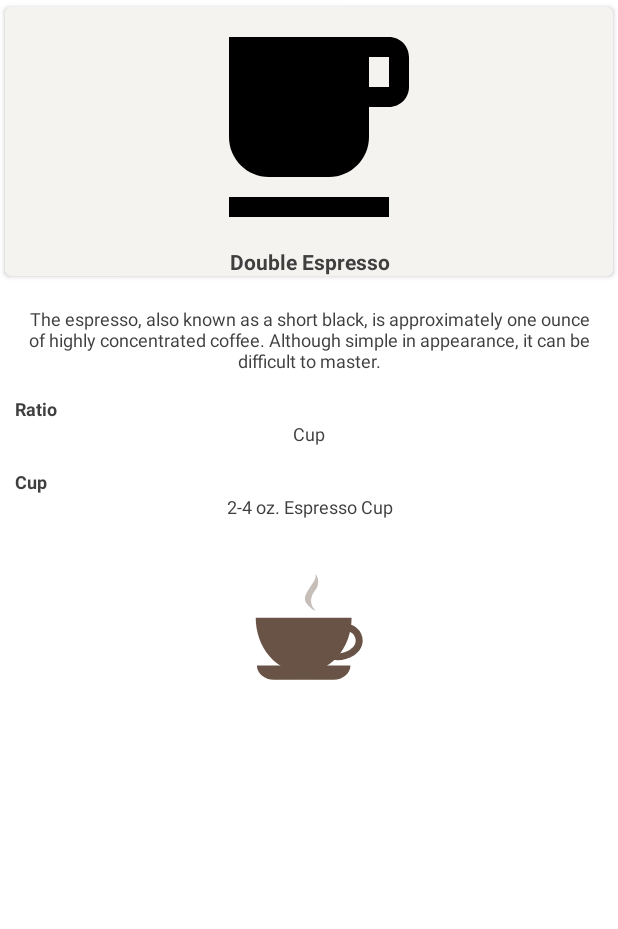
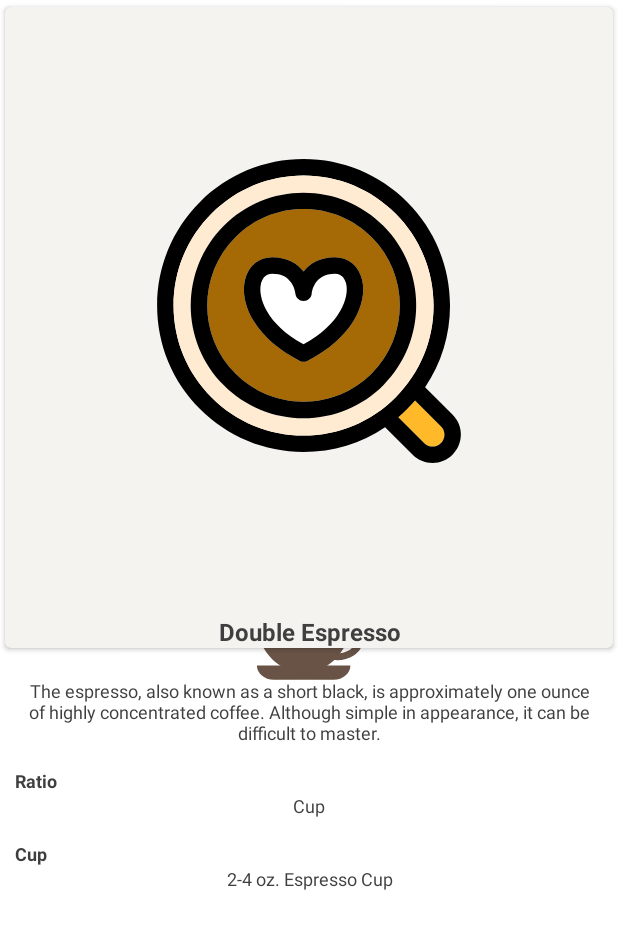
Before and after one commit to ranieripieper/android-sample-mvvm-coffee-drinks, an Android app: the layout fragment_coffee_drink_detail.xml on its own in the app's theme, with its tools: preview values and no code run, on a phone screen of 412 x 824 dp. Shown: the top 929 px of the screen. Run offline under Robolectric (Android 15) with nearby library versions, the phone set to English and light mode, and no system bars.

Commit message:
Replace coffee images

```diff
--- a/app/build.gradle
+++ b/app/build.gradle
@@ -27,7 +27,7 @@ android {
     }
 
     applicationVariants.all { variant ->
-        buildConfigField "String", "API_URL", "\"http://10.0.2.2:3000/\""
+        buildConfigField "String", "API_URL", "\"https://raw.githubusercontent.com/\""
     }
 
     compileOptions {
--- a/app/src/main/java/me/ranieripieper/android/coffee/feature/drinks/network/CoffeeDrinkApi.kt
+++ b/app/src/main/java/me/ranieripieper/android/coffee/feature/drinks/network/CoffeeDrinkApi.kt
@@ -6,7 +6,7 @@ import retrofit2.http.GET
 
 interface CoffeeDrinkApi {
 
-    @GET("ranieripieper/android-sample-coffee-mvvm/master/sample_api_coffee.json")
+    @GET("ranieripieper/android-sample-coffee-mvvm/feature/coffee-drinks/sample_api_coffee.json")
     fun getCoofeeDrinks(
     ): Deferred<List<CoffeeDrink>>
 }
--- a/app/src/main/res/drawable/ic_placeholder.xml
+++ b/app/src/main/res/drawable/ic_placeholder.xml
@@ -1,9 +1,33 @@
 <vector xmlns:android="http://schemas.android.com/apk/res/android"
-        android:width="24dp"
-        android:height="24dp"
-        android:viewportWidth="24.0"
-        android:viewportHeight="24.0">
-    <path
-        android:fillColor="#FF000000"
-        android:pathData="M20,3L4,3v10c0,2.21 1.79,4 4,4h6c2.21,0 4,-1.79 4,-4v-3h2c1.11,0 2,-0.9 2,-2L22,5c0,-1.11 -0.89,-2 -2,-2zM20,8h-2L18,5h2v3zM4,19h16v2L4,21z"/>
+    android:width="296.097dp"
+    android:height="296.097dp"
+    android:viewportWidth="296.097"
+    android:viewportHeight="296.097">
+    <group
+        android:pivotX="148.048"
+        android:pivotY="148.048"
+        android:scaleX="0.5"
+        android:scaleY="0.5">
+        <path
+            android:fillColor="#FFB929"
+            android:pathData="M251.356,235.134c-2.457,2.876 -5.032,5.673 -7.736,8.377c-2.773,2.773 -5.645,5.409 -8.598,7.923l25.342,25.341c2.142,2.142 4.99,3.322 8.02,3.322s5.878,-1.181 8.021,-3.322l0.277,-0.277c4.421,-4.422 4.421,-11.617 -0.001,-16.04L251.356,235.134z" />
+        <path
+            android:fillColor="#FF000000"
+            android:pathData="M287.994,249.143l-26.857,-26.855c15.776,-23.345 24.261,-50.84 24.261,-79.643c0,-38.102 -14.837,-73.924 -41.779,-100.866C216.677,14.838 180.856,0 142.753,0C104.652,0 68.829,14.838 41.887,41.779C14.946,68.723 0.108,104.544 0.108,142.645c0,38.102 14.839,73.923 41.781,100.864c26.941,26.943 62.763,41.781 100.865,41.781c28.702,0 56.108,-8.424 79.401,-24.096l26.895,26.895c5.166,5.163 12.031,8.007 19.333,8.007c7.303,0 14.168,-2.844 19.333,-8.008l0.278,-0.277C298.654,277.151 298.654,259.806 287.994,249.143zM276.681,276.497l-0.277,0.277c-2.143,2.142 -4.991,3.322 -8.021,3.322s-5.878,-1.181 -8.02,-3.322l-25.342,-25.341c2.953,-2.514 5.825,-5.15 8.598,-7.923c2.704,-2.704 5.279,-5.501 7.736,-8.377l25.324,25.323C281.102,264.88 281.102,272.075 276.681,276.497zM232.305,53.094c23.921,23.92 37.094,55.724 37.094,89.552s-13.173,65.632 -37.094,89.551c-23.92,23.921 -55.723,37.095 -89.551,37.095c-33.828,0 -65.632,-13.174 -89.551,-37.095c-23.921,-23.92 -37.096,-55.724 -37.096,-89.552c0,-33.827 13.173,-65.631 37.094,-89.551C77.121,29.173 108.925,16 142.753,16C176.581,16 208.385,29.173 232.305,53.094z" />
+        <path
+            android:fillColor="#FFEBD2"
+            android:pathData="M16.108,142.645c0,33.828 13.175,65.632 37.096,89.552c23.919,23.921 55.723,37.095 89.551,37.095c33.828,0 65.631,-13.174 89.551,-37.095c23.921,-23.919 37.094,-55.723 37.094,-89.551s-13.173,-65.632 -37.094,-89.552C208.385,29.173 176.581,16 142.753,16c-33.828,0 -65.632,13.173 -89.552,37.094C29.281,77.014 16.108,108.817 16.108,142.645zM142.754,32.806c29.34,0 56.924,11.425 77.67,32.17c42.826,42.828 42.825,112.514 -0.001,155.342c-20.746,20.744 -48.329,32.169 -77.669,32.169c-29.34,0 -56.924,-11.425 -77.67,-32.17c-42.826,-42.827 -42.827,-112.513 -0.002,-155.34C85.829,44.23 113.413,32.806 142.754,32.806z" />
+        <path
+            android:fillColor="#A56905"
+            android:pathData="M76.399,209.002c17.724,17.724 41.289,27.484 66.355,27.484s48.631,-9.761 66.355,-27.483c36.588,-36.589 36.589,-96.124 0.001,-132.714c-17.724,-17.723 -41.29,-27.483 -66.356,-27.483S94.121,58.566 76.396,76.29C39.809,112.879 39.81,172.414 76.399,209.002zM85.69,117.771c3.251,-13.599 13.432,-22.046 26.568,-22.046c14.954,0 24.595,6.265 30.495,13.9c5.9,-7.636 15.541,-13.9 30.495,-13.9c13.137,0 23.317,8.447 26.568,22.046c5.322,22.263 -9.132,56.458 -53.445,78.931c-1.137,0.577 -2.378,0.865 -3.618,0.865c-1.24,0 -2.482,-0.288 -3.618,-0.865c-20.077,-10.182 -35.634,-23.619 -44.986,-38.857C85.899,144.4 82.816,129.794 85.69,117.771z" />
+        <path
+            android:fillColor="#FF000000"
+            android:pathData="M65.084,220.316c20.746,20.745 48.33,32.17 77.67,32.17c29.34,0 56.923,-11.425 77.669,-32.169c42.826,-42.828 42.827,-112.514 0.001,-155.342c-20.746,-20.745 -48.33,-32.17 -77.67,-32.17c-29.341,0 -56.925,11.425 -77.672,32.171C22.257,107.804 22.258,177.489 65.084,220.316zM209.111,76.289c36.588,36.59 36.587,96.125 -0.001,132.714c-17.725,17.723 -41.289,27.483 -66.355,27.483s-48.632,-9.761 -66.355,-27.484c-36.589,-36.588 -36.59,-96.123 -0.003,-132.712c17.726,-17.724 41.292,-27.484 66.358,-27.484S191.387,58.566 209.111,76.289z" />
+        <path
+            android:fillColor="#FFFFFF"
+            android:pathData="M142.753,180.529c36.018,-19.631 44.661,-45.825 41.502,-59.038c-0.872,-3.648 -3.462,-9.767 -11.007,-9.767c-20.66,0 -22.457,18.526 -22.523,19.315c-0.349,4.144 -3.813,7.329 -7.972,7.329c-4.158,0 -7.623,-3.186 -7.972,-7.329c-0.001,0 -0.559,-5.263 -3.761,-10.225c-3.949,-6.117 -10.086,-9.091 -18.763,-9.091c-7.545,0 -10.135,6.119 -11.007,9.767C98.092,134.704 106.735,160.898 142.753,180.529z" />
+        <path
+            android:fillColor="#FF000000"
+            android:pathData="M139.135,196.701c1.137,0.577 2.378,0.865 3.618,0.865c1.24,0 2.481,-0.288 3.618,-0.865c44.314,-22.473 58.768,-56.668 53.445,-78.931c-3.251,-13.599 -13.432,-22.046 -26.568,-22.046c-14.954,0 -24.595,6.265 -30.495,13.9c-5.9,-7.636 -15.541,-13.9 -30.495,-13.9c-13.137,0 -23.317,8.447 -26.568,22.046c-2.874,12.023 0.209,26.63 8.459,40.073C103.501,173.082 119.058,186.52 139.135,196.701zM101.251,121.491c0.872,-3.648 3.462,-9.767 11.007,-9.767c8.677,0 14.813,2.974 18.763,9.091c3.202,4.962 3.76,10.225 3.761,10.225c0.349,4.144 3.813,7.329 7.972,7.329c4.158,0 7.623,-3.186 7.972,-7.329c0.066,-0.789 1.863,-19.315 22.523,-19.315c7.545,0 10.135,6.119 11.007,9.767c3.159,13.213 -5.483,39.407 -41.502,59.038C106.735,160.898 98.092,134.704 101.251,121.491z" />
+    </group>
 </vector>
--- a/app/src/main/res/layout/fragment_coffee_drink_detail.xml
+++ b/app/src/main/res/layout/fragment_coffee_drink_detail.xml
@@ -27,8 +27,9 @@
 
             <ImageView
                 android:id="@+id/ivCoffee"
-                android:layout_width="@dimen/coffee_image_size"
-                android:layout_height="@dimen/coffee_image_size"
+                android:layout_width="@dimen/match_constraint"
+                android:layout_height="wrap_content"
+                android:adjustViewBounds="true"
                 android:src="@drawable/ic_placeholder"
                 app:layout_constraintEnd_toEndOf="parent"
                 app:layout_constraintStart_toStartOf="parent"
--- a/app/src/main/res/layout/item_coffee.xml
+++ b/app/src/main/res/layout/item_coffee.xml
@@ -22,8 +22,9 @@
 
         <ImageView
             android:id="@+id/ivCoffee"
-            android:layout_width="@dimen/coffee_image_size"
-            android:layout_height="@dimen/coffee_image_size"
+            android:layout_width="@dimen/match_constraint"
+            android:layout_height="wrap_content"
+            android:adjustViewBounds="true"
             android:src="@drawable/ic_placeholder"
             app:layout_constraintEnd_toEndOf="parent"
             app:layout_constraintStart_toStartOf="parent"
--- a/app/src/main/res/values/dimens.xml
+++ b/app/src/main/res/values/dimens.xml
@@ -9,7 +9,7 @@
     <dimen name="card_elevation">2dp</dimen>
     <dimen name="grid_default_margin">2dp</dimen>
     <dimen name="coffee_image_size">160dp</dimen>
-    <dimen name="coffee_drink_name_text_size">14sp</dimen>
+    <dimen name="coffee_drink_name_text_size">16sp</dimen>
     <dimen name="coffee_drink_description_text_size">12sp</dimen>
 
 </resources>
```
Also changed, not shown: 7 other files.
